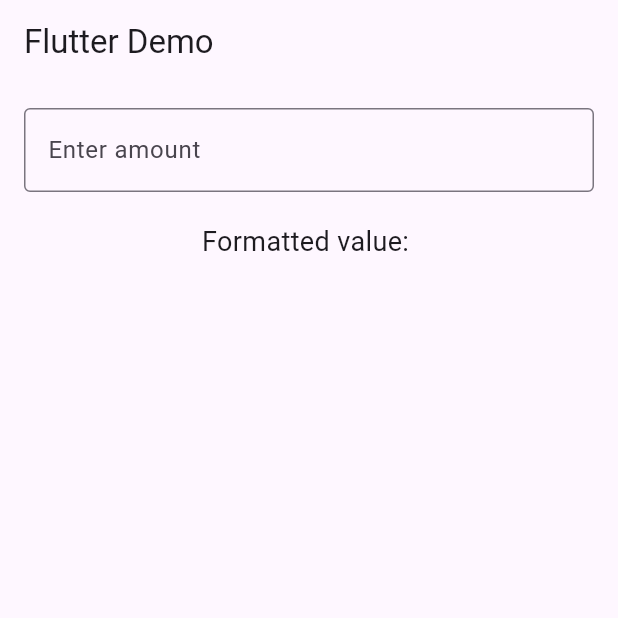
After one commit to muhammadarslannasr/pagination_with_multiple_list_scroll_to_top_flutter_app, a Flutter app: the screen it shows after launch, on a phone screen of 412 x 824 dp, the top half of it. The commit adds this screen. Run offline on Flutter 3.47's test engine with Material 3 defaults, Android fonts, the phone set to English and light mode, and no system bars; our stand-ins replace csv, file_picker, fixnum, image_picker, mask_text_input_formatter, responsive_sizer and 2 more; missing offline and left inert: cached_video_player_plus, flutter_barcode_scanner, flutter_custom_tabs, mobile_scanner, pylons_sdk, whatsapp_share.

Commit message:
textform field input validations!

```diff
--- a/lib/main.dart
+++ b/lib/main.dart
@@ -3,6 +3,7 @@ import 'package:flutter_mixup_tries_project/inn_app_web_browser_flutter/inn_app_
 import 'package:flutter_mixup_tries_project/popup_menu_list_view_builder_screen/popup_menu_list_view_builder_screen.dart';
 import 'package:flutter_mixup_tries_project/pylons_sdk_example/pylons_sdk_screen.dart';
 import 'package:flutter_mixup_tries_project/speech_to_text/speech_to_text_screen.dart';
+import 'package:flutter_mixup_tries_project/text_form_field_formatter_screen.dart';
 import 'package:responsive_sizer/responsive_sizer.dart';
 import 'package:pylons_sdk/pylons_sdk.dart';
 
@@ -41,7 +42,8 @@ class MyApp extends StatelessWidget {
         // home: const SpeechToTextScreen(),
         // home: const InnAppWebBrowserScreen(),
         // home: const PopUpMenuListViewBuilderScreen(),
-        home: const PylonsSdkScreen(),
+        // home: const PylonsSdkScreen(),
+        home: const TextFormFieldFormatterScreen(),
       );
     });
   }
--- /dev/null
+++ b/lib/text_form_field_formatter_screen.dart
@@ -0,0 +1,86 @@
+import 'package:flutter/material.dart';
+import 'package:flutter/services.dart';
+import 'package:intl/intl.dart';
+import 'package:mask_text_input_formatter/mask_text_input_formatter.dart';
+
+class TextFormFieldFormatterScreen extends StatefulWidget {
+  const TextFormFieldFormatterScreen({super.key});
+
+  @override
+  State<TextFormFieldFormatterScreen> createState() => _TextFormFieldFormatterScreenState();
+}
+
+class _TextFormFieldFormatterScreenState extends State<TextFormFieldFormatterScreen> {
+  TextEditingController _controller = TextEditingController();
+
+  @override
+  Widget build(BuildContext context) {
+    return Scaffold(
+        appBar: AppBar(
+          title: Text('Flutter Demo'),
+        ),
+        body: Center(
+          child: Padding(
+            padding: const EdgeInsets.all(16.0),
+            child: Column(
+              children: [
+                TextField(
+                  controller: _controller,
+                  inputFormatters: [
+                    CurrencyInputFormatter(),
+                  ],
+                  keyboardType: TextInputType.number,
+                  decoration: InputDecoration(
+                    labelText: 'Enter amount',
+                    border: OutlineInputBorder(),
+                  ),
+                ),
+                SizedBox(height: 20),
+                Text(
+                  'Formatted value: ${_controller.text}',
+                  style: TextStyle(fontSize: 18),
+                ),
+              ],
+            ),
+          ),
+        ));
+  }
+}
+
+class CurrencyInputFormatter extends TextInputFormatter {
+  @override
+  TextEditingValue formatEditUpdate(TextEditingValue oldValue, TextEditingValue newValue) {
+    // Remove any non-numeric characters and dot (.) if it's not followed by "00"
+    String text = newValue.text.replaceAll(RegExp(r'[^0-9]'), '');
+
+    // Auto-correct to XX.XX format
+    if (text.isNotEmpty) {
+      if (text.length == 1) {
+        text = '$text.00';
+      } else {
+        text = '${text.substring(0, text.length - 2)}.${text.substring(text.length - 2)}';
+      }
+    }
+
+    // Correct cursor position
+    int cursorPosition = newValue.selection.start;
+    if (cursorPosition > text.length) {
+      cursorPosition = text.length;
+    }
+
+    return TextEditingValue(
+      // text: text.isEmpty && hasValueBeforeDot(text) ? '' : text, // Don't show 0.00 when text is empty
+      text: text.isEmpty
+          ? ''
+          : hasValueBeforeDot(text)
+              ? text
+              : '', // Don't show 0.00 when text is empty
+      selection: TextSelection.collapsed(offset: cursorPosition),
+    );
+  }
+}
+
+bool hasValueBeforeDot(String text) {
+  final dotIndex = text.indexOf('.');
+  return dotIndex != -1 && dotIndex != 0;
+}
--- a/pubspec.yaml
+++ b/pubspec.yaml
@@ -54,6 +54,8 @@ dependencies:
   flutter_custom_tabs: ^2.0.0+1
   pylons_sdk: ^0.1.4
   fixnum: ^1.1.0
+  mask_text_input_formatter: ^2.9.0
+  intl:
 
 dev_dependencies:
   flutter_test:
```
Also changed, not shown: pubspec.lock.
